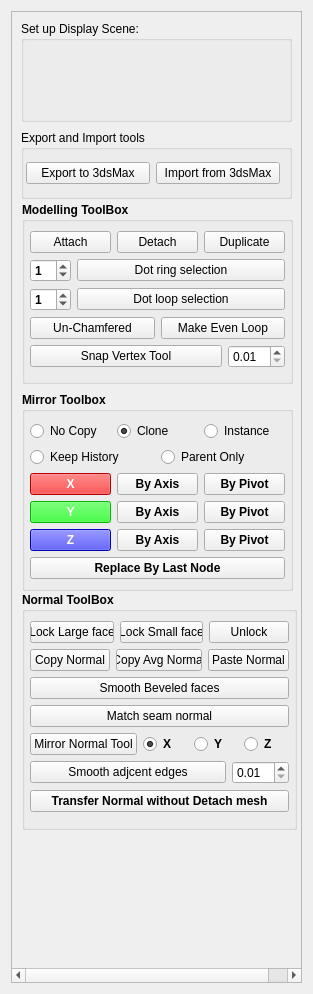
Before: the Qt Designer form Maya_Tools/Developer/Main/MODULE/PolyTools/UI/PolyTools.ui in code-google-com/mayatools, drawn with Qt 5.
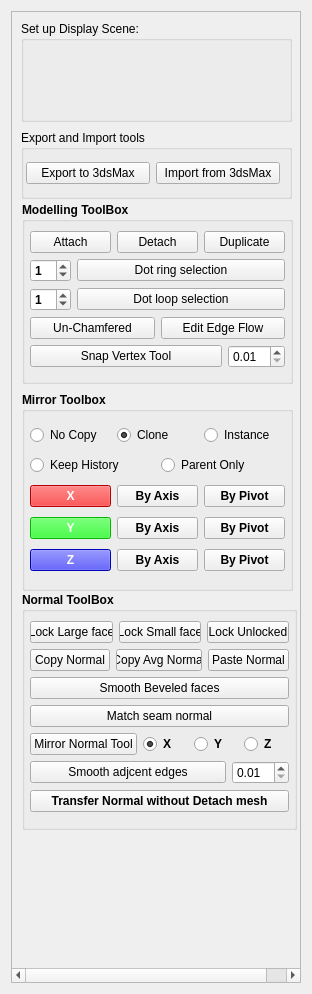
After: the same form once the commit is applied. Icons and pictures are not drawn.

The edit to the form file:
```diff
--- a/Maya_Tools/Developer/Main/MODULE/PolyTools/UI/PolyTools.ui
+++ b/Maya_Tools/Developer/Main/MODULE/PolyTools/UI/PolyTools.ui
@@ -12,7 +12,7 @@
    <rect>
     <x>0</x>
     <y>0</y>
-    <width>313</width>
+    <width>312</width>
     <height>994</height>
    </rect>
   </property>
@@ -401,7 +401,7 @@
              </font>
             </property>
             <property name="text">
-             <string>Make Even Loop</string>
+             <string>Edit Edge Flow</string>
             </property>
            </widget>
           </item>
@@ -741,13 +741,6 @@
           </item>
          </layout>
         </item>
-        <item>
-         <widget class="QPushButton" name="pushButton_18">
-          <property name="text">
-           <string>Replace By Last Node</string>
-          </property>
-         </widget>
-        </item>
        </layout>
       </widget>
       <widget class="QGroupBox" name="groupBox_4">
@@ -821,7 +814,7 @@
              <string>unlock selected vertexes normal</string>
             </property>
             <property name="text">
-             <string>Unlock</string>
+             <string>Lock Unlocked</string>
             </property>
            </widget>
           </item>
```
Left out of the diff: 8 changed lines with no effect on the pictures.
